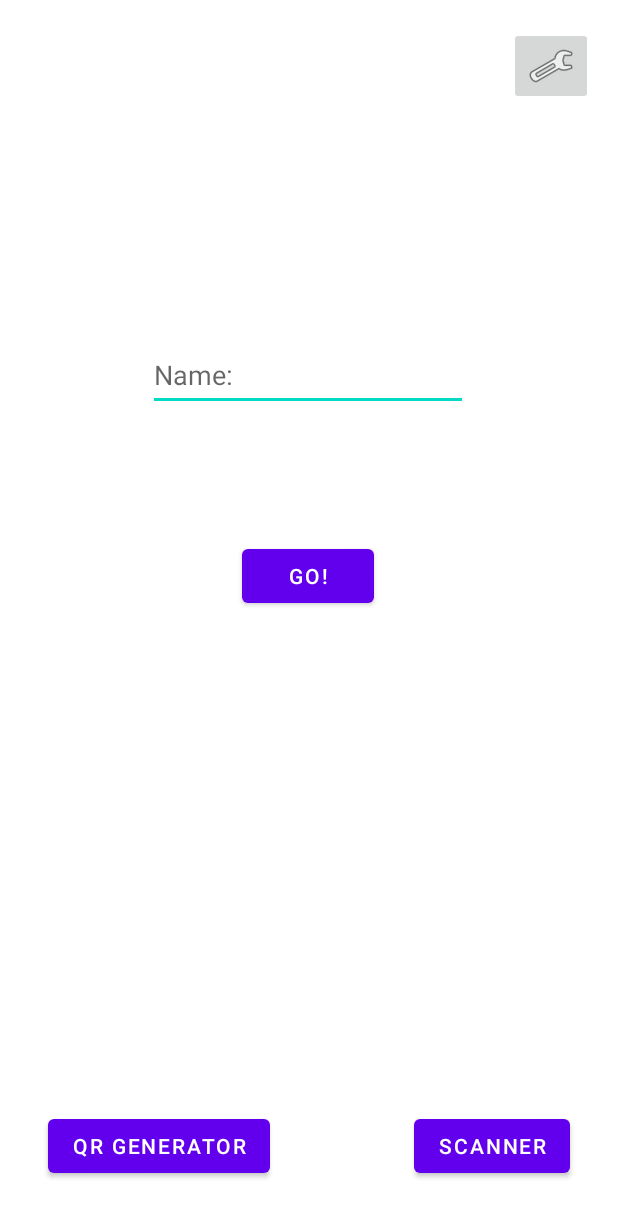
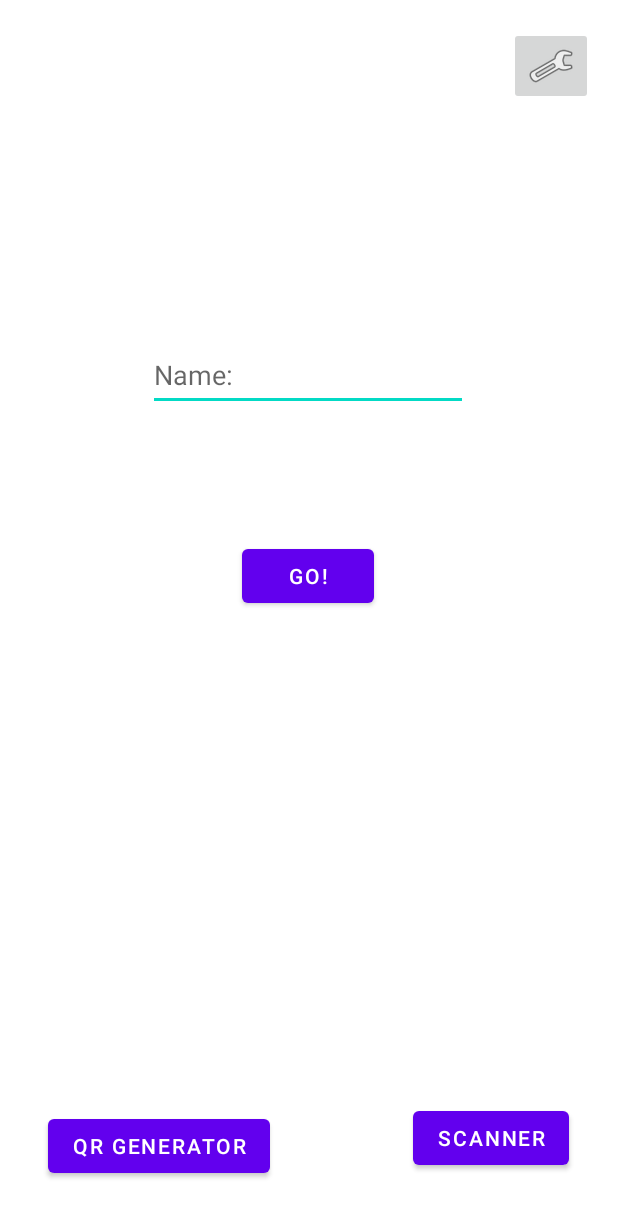
Before and after one commit to multimatum-Team/multimatum, an Android app: the layout activity_main.xml on its own in the app's theme, with its tools: preview values and no code run, on a phone screen of 412 x 824 dp. Shown: the top 1217 px of the screen. Run offline under Robolectric (Android 15) with nearby library versions, the phone set to English and light mode, and no system bars.

Commit message:
Adapting button position

```diff
--- a/app/src/main/res/layout/activity_main.xml
+++ b/app/src/main/res/layout/activity_main.xml
@@ -65,12 +65,15 @@
         android:id="@+id/goToQrCodeReader"
         android:layout_width="wrap_content"
         android:layout_height="wrap_content"
-        android:layout_marginStart="276dp"
-        android:layout_marginBottom="36dp"
         android:onClick="openCodeScanner"
         android:text="Scanner"
         app:layout_constraintBottom_toBottomOf="parent"
-        app:layout_constraintStart_toStartOf="parent" />
+        app:layout_constraintEnd_toEndOf="parent"
+        app:layout_constraintHorizontal_bias="0.744"
+        app:layout_constraintStart_toEndOf="@+id/goToQR"
+        app:layout_constraintTop_toTopOf="parent"
+        app:layout_constraintVertical_bias="0.947"
+        tools:ignore="HardcodedText" />
 
 
 </androidx.constraintlayout.widget.ConstraintLayout>
```
